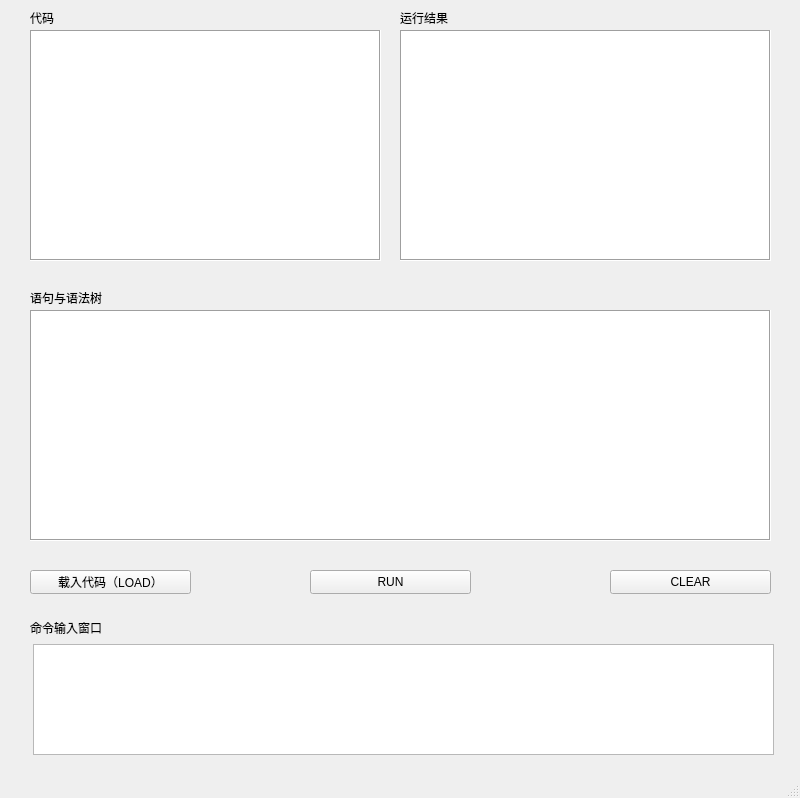
First picture: the form in minibasic.ui, repository linin00/minibasic, before the edit.
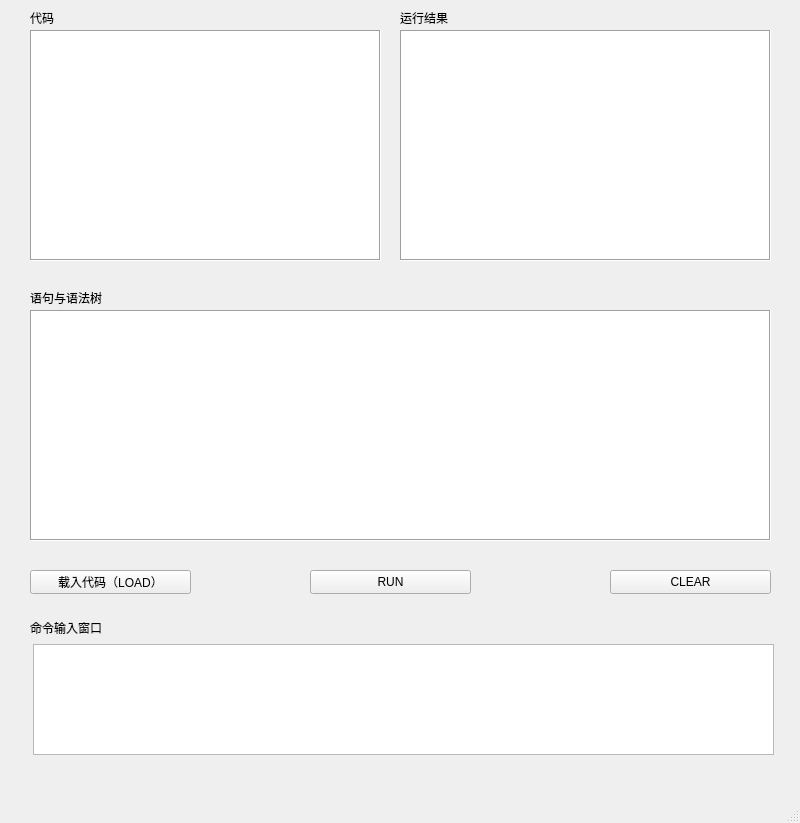
Second picture: the form after the edit.

```diff
--- a/minibasic.ui
+++ b/minibasic.ui
@@ -7,12 +7,15 @@
     <x>0</x>
     <y>0</y>
     <width>800</width>
-    <height>798</height>
+    <height>823</height>
    </rect>
   </property>
   <property name="windowTitle">
    <string>minibasic</string>
   </property>
+  <property name="styleSheet">
+   <string notr="true"/>
+  </property>
   <widget class="QWidget" name="centralwidget">
    <widget class="QLabel" name="label">
     <property name="geometry">
```
Left out of the diff: 21 changed lines with no effect on the pictures.
